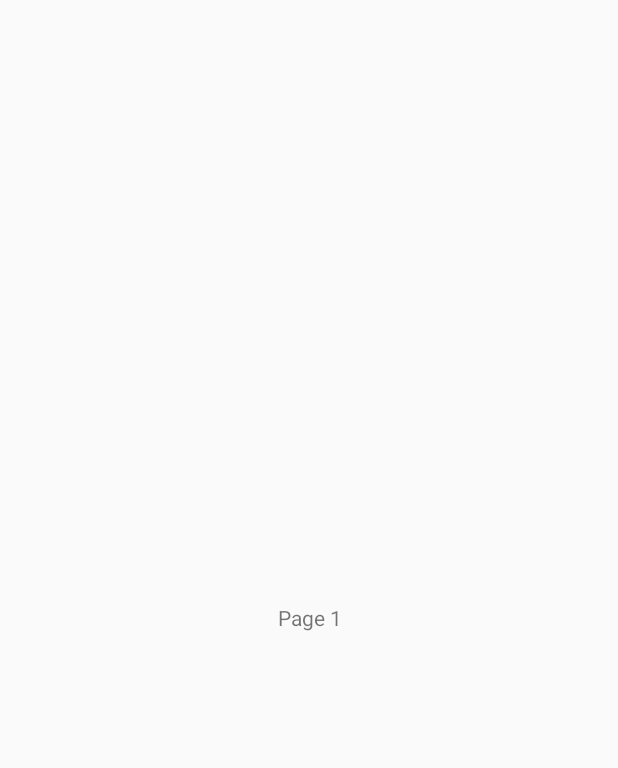
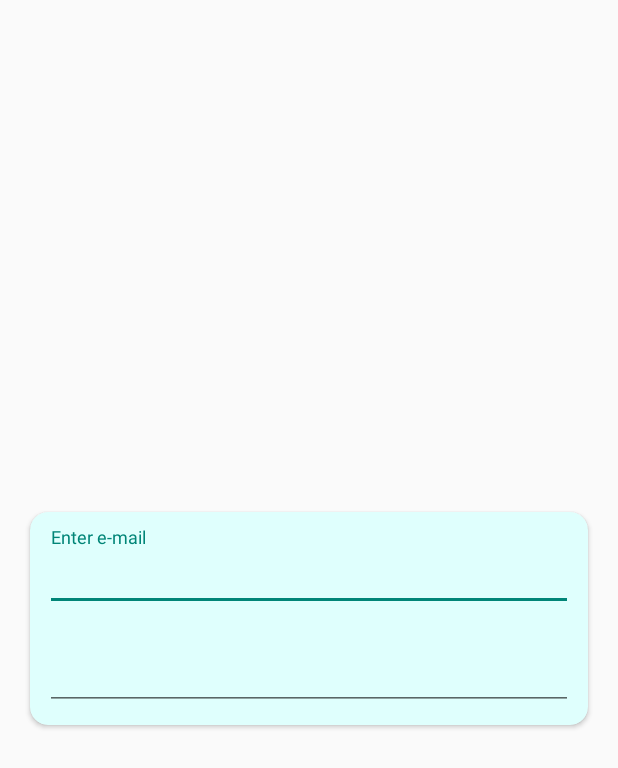
Before and after one commit to enciyo/MobilliumTrelloTask, an Android app: the screen it shows after launch (MainActivity), on a phone screen of 412 x 824 dp. Before the commit the part shown is almost empty. Shown: the top 768 px of the screen. Run offline under Robolectric (Android 15) with nearby library versions, the phone set to English and light mode, and no system bars; libraries missing offline, so code that uses them is left out: kotlin.coroutines.experimental.

Commit message:
AutoCompleteText-TextInputLayout

```diff
--- a/app/src/main/java/t/timer/mobilliumtrellotask/MainActivity.kt
+++ b/app/src/main/java/t/timer/mobilliumtrellotask/MainActivity.kt
@@ -1,33 +1,51 @@
 package t.timer.mobilliumtrellotask
 
+import android.annotation.SuppressLint
+import android.annotation.TargetApi
 import android.content.Context
+import android.content.res.ColorStateList
+import android.graphics.Color
+import android.graphics.PorterDuff
+import android.os.Build
 import android.support.v7.app.AppCompatActivity
 import android.os.Bundle
+import android.support.annotation.RequiresApi
 import android.util.Log
+import android.view.ViewOutlineProvider
+import android.widget.ArrayAdapter
+import android.widget.Toast
 import kotlinx.android.synthetic.main.activity_main.*
 import kotlin.coroutines.experimental.CoroutineContext
 import kotlin.coroutines.experimental.coroutineContext
 
 class MainActivity : AppCompatActivity() {
 
-    private var adapter:PagerAdapter? = null
 
     companion object {
-        val TAG: String = MainActivity.Companion.javaClass.simpleName
+        val TAG: String = "myLog"
     }
 
 
+    @SuppressLint("ResourceType")
+    @TargetApi(Build.VERSION_CODES.M)
+    @RequiresApi(Build.VERSION_CODES.LOLLIPOP)
     override fun onCreate(savedInstanceState: Bundle?) {
         super.onCreate(savedInstanceState)
         setContentView(R.layout.activity_main)
         Log.i(TAG, "onCreate")
 
-        adapter = PagerAdapter(supportFragmentManager)
-        adapter!!.addFragments(Page1(),"Page1")
-        adapter!!.addFragments(Page2(),"Page2")
+        layoutEditText.setOnFocusChangeListener { v, hasFocus ->
+            if (!hasFocus) {
+                if (layoutEditText.text.toString() != "e-mail") {
+                    layoutEditText.error = "e-mail wrong"
+                    textInputLayout.setErrorTextAppearance(R.style.error_appearance)
+                }
+            }
+        }
 
-        viewPager.adapter=adapter
-
+        val array = resources.getStringArray(R.array.autoComplete)
+        val arrayAdapter:ArrayAdapter<String> = ArrayAdapter(this,android.R.layout.simple_list_item_1,array)
+        autoCompleteTextView3.setAdapter(arrayAdapter)
 
     }
 
--- a/app/src/main/java/t/timer/mobilliumtrellotask/Page1.kt
+++ /dev/null
@@ -1,19 +0,0 @@
-package t.timer.mobilliumtrellotask
-
-import android.content.Context
-import android.net.Uri
-import android.os.Bundle
-import android.support.v4.app.Fragment
-import android.text.Layout
-import android.view.LayoutInflater
-import android.view.View
-import android.view.ViewGroup
-
-
-class Page1 : Fragment() {
-
-    override fun onCreateView(inflater: LayoutInflater, container: ViewGroup?, savedInstanceState: Bundle?): View? {
-        val view = LayoutInflater.from(context).inflate(R.layout.fragment_page1,container,false)
-        return view
-    }
-}
--- a/app/src/main/java/t/timer/mobilliumtrellotask/Page2.kt
+++ /dev/null
@@ -1,19 +0,0 @@
-package t.timer.mobilliumtrellotask
-
-import android.content.Context
-import android.net.Uri
-import android.os.Bundle
-import android.support.v4.app.Fragment
-import android.text.Layout
-import android.view.LayoutInflater
-import android.view.View
-import android.view.ViewGroup
-
-
-class Page2 : Fragment() {
-
-    override fun onCreateView(inflater: LayoutInflater, container: ViewGroup?, savedInstanceState: Bundle?): View? {
-        val view = LayoutInflater.from(context).inflate(R.layout.fragment_page2,container,false)
-        return view
-    }
-}
--- a/app/src/main/java/t/timer/mobilliumtrellotask/PagerAdapter.kt
+++ /dev/null
@@ -1,28 +0,0 @@
-package t.timer.mobilliumtrellotask
-
-import android.support.v4.app.Fragment
-import android.support.v4.app.FragmentManager
-import android.support.v4.app.FragmentPagerAdapter
-import android.support.v4.view.ViewPager
-import android.widget.FrameLayout
-
-
-class PagerAdapter(fragmentManager: FragmentManager) : FragmentPagerAdapter(fragmentManager) {
-
-    var mFragmentItems:ArrayList<Fragment> = ArrayList()
-    var mFragmentTitles: ArrayList<String> = ArrayList()
-
-    fun addFragments(fragmentItem:Fragment,fragmentTitles: String){
-        mFragmentItems.add(fragmentItem)
-        mFragmentTitles.add(fragmentTitles)
-    }
-
-    override fun getItem(position: Int): Fragment {
-       return mFragmentItems[position]
-    }
-
-    override fun getCount(): Int {
-        return mFragmentItems.size
-    }
-
-}
--- a/app/src/main/res/layout/activity_main.xml
+++ b/app/src/main/res/layout/activity_main.xml
@@ -1,17 +1,52 @@
 <?xml version="1.0" encoding="utf-8"?>
-<RelativeLayout
+<android.support.constraint.ConstraintLayout
         xmlns:android="http://schemas.android.com/apk/res/android"
-        xmlns:tools="http://schemas.android.com/tools"
+        xmlns:app="http://schemas.android.com/apk/res-auto" xmlns:tools="http://schemas.android.com/tools"
         android:layout_width="match_parent"
-        android:layout_height="match_parent" xmlns:app="http://schemas.android.com/apk/res-auto"
+        android:layout_height="match_parent"
         tools:context=".MainActivity">
 
+    <android.support.v7.widget.CardView
+            android:layout_width="0dp"
+            android:layout_height="wrap_content"
+            android:foregroundGravity="center"
+            android:layout_margin="20dp"
+            app:cardBackgroundColor="#dffffd"
+            app:layout_constraintBottom_toBottomOf="parent"
+            app:cardCornerRadius="12dp"
 
-    <android.support.v4.view.ViewPager
-            android:layout_width="match_parent"
-            android:layout_height="match_parent"
-            android:id="@+id/viewPager"
+            android:layout_marginBottom="304dp"
+            app:layout_constraintTop_toTopOf="parent"
+            android:layout_marginTop="263dp"
+            android:id="@+id/cardView"
+            app:layout_constraintStart_toStartOf="parent"
+            app:layout_constraintEnd_toEndOf="parent"
+            app:layout_constraintHorizontal_bias="0.5">
+        <LinearLayout
+                android:orientation="vertical"
+                android:layout_margin="10dp"
+                android:layout_width="match_parent"
+                android:layout_height="match_parent">
+            <android.support.design.widget.TextInputLayout
+                    android:layout_width="match_parent"
+                    android:layout_height="wrap_content"
+                    app:hintEnabled="true" app:hintAnimationEnabled="true"
+                    app:errorEnabled="true" android:id="@+id/textInputLayout"
             >
 
-    </android.support.v4.view.ViewPager>
-</RelativeLayout>
+                <android.support.design.widget.TextInputEditText
+                        android:layout_width="match_parent"
+                        android:layout_height="wrap_content"
+
+                        android:hint="Enter e-mail"
+                        android:inputType="textEmailAddress"
+                        android:id="@+id/layoutEditText"
+                />
+            </android.support.design.widget.TextInputLayout>
+            <AutoCompleteTextView
+                    android:layout_width="match_parent"
+                    android:layout_height="wrap_content" android:id="@+id/autoCompleteTextView3"
+                    android:completionHint="Country" android:contentDescription="Country"/>
+        </LinearLayout>
+    </android.support.v7.widget.CardView>
+</android.support.constraint.ConstraintLayout>
--- a/app/src/main/res/layout/fragment_page1.xml
+++ /dev/null
@@ -1,16 +0,0 @@
-<?xml version="1.0" encoding="utf-8"?>
-<FrameLayout xmlns:android="http://schemas.android.com/apk/res/android"
-             xmlns:tools="http://schemas.android.com/tools"
-             android:layout_width="match_parent"
-             android:layout_height="match_parent"
-             tools:context=".Page1">
-
-    <!-- TODO: Update blank fragment layout -->
-    <TextView
-            android:layout_gravity="center"
-            android:textAlignment="center"
-            android:layout_width="match_parent"
-            android:layout_height="wrap_content"
-            android:text="Page 1"/>
-
-</FrameLayout>
--- a/app/src/main/res/layout/fragment_page2.xml
+++ /dev/null
@@ -1,16 +0,0 @@
-<?xml version="1.0" encoding="utf-8"?>
-<FrameLayout xmlns:android="http://schemas.android.com/apk/res/android"
-             xmlns:tools="http://schemas.android.com/tools"
-             android:layout_width="match_parent"
-             android:layout_height="match_parent"
-             tools:context=".Page2">
-
-    <!-- TODO: Update blank fragment layout -->
-    <TextView
-            android:layout_gravity="center"
-            android:textAlignment="center"
-            android:layout_width="match_parent"
-            android:layout_height="wrap_content"
-            android:text="Page 2"/>
-
-</FrameLayout>
--- a/app/src/main/res/values/strings.xml
+++ b/app/src/main/res/values/strings.xml
@@ -3,9 +3,9 @@
     <string name="gdg_name">\tGDG (Google Developers Groups) herkese açık, gönüllü, yeni teknolojilerle uğraşmayı,
         Google teknolojileriyle ilgili deneyimlerini paylaşmayı seven geliştirici topluluklarıdır.
     </string>
-    <string-array name="Spinner_array">
-        <item>Item-1</item>
-        <item>Item-2</item>
+    <string-array name="autoComplete">
+        <item>item-1</item>
+        <item>item-2</item>
         <item>Item-3</item>
         <item>Item-4</item>
         <item>Item-5</item>
--- a/app/src/main/res/values/styles.xml
+++ b/app/src/main/res/values/styles.xml
@@ -8,4 +8,9 @@
         <item name="colorAccent">@color/colorAccent</item>
     </style>
 
+    <style name="error_appearance" parent="@android:style/TextAppearance">
+        <item name="android:textColor">@color/colorAccent</item>
+        <item name="android:textSize">12sp</item>
+    </style>
+
 </resources>
```
